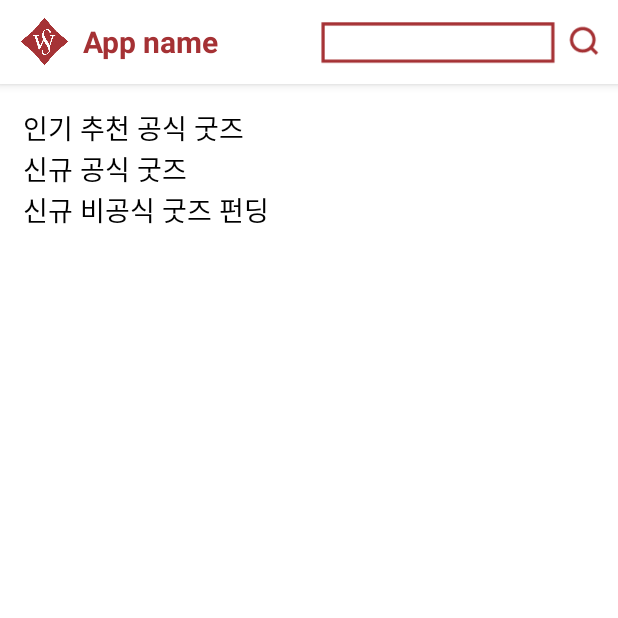
After one commit to revelvu/SwuGiftShop, an Android app: the HomeActivity screen opened directly, with no data from a screen before it, on a phone screen of 412 x 824 dp, the top half of it. The commit adds this screen. Run offline under Robolectric (Android 15) with nearby library versions, the phone set to English and light mode, and no system bars.

Commit message:
home
home

```diff
--- a/app/build.gradle
+++ b/app/build.gradle
@@ -21,6 +21,13 @@ android {
             proguardFiles getDefaultProguardFile('proguard-android-optimize.txt'), 'proguard-rules.pro'
         }
     }
+    compileOptions {
+        sourceCompatibility JavaVersion.VERSION_1_8
+        targetCompatibility JavaVersion.VERSION_1_8
+    }
+    kotlinOptions {
+        jvmTarget = '1.8'
+    }
 }
 
 dependencies {
@@ -29,8 +36,22 @@ dependencies {
     implementation 'androidx.core:core-ktx:1.3.1'
     implementation 'androidx.appcompat:appcompat:1.1.0'
     implementation 'androidx.constraintlayout:constraintlayout:1.1.3'
+    implementation 'com.google.android.material:material:1.2.0'
+    implementation 'androidx.navigation:navigation-fragment:2.1.0'
+    implementation 'androidx.navigation:navigation-ui:2.1.0'
+    implementation 'androidx.lifecycle:lifecycle-extensions:2.2.0'
+    implementation 'androidx.navigation:navigation-fragment-ktx:2.1.0'
+    implementation 'androidx.navigation:navigation-ui-ktx:2.1.0'
     testImplementation 'junit:junit:4.12'
     androidTestImplementation 'androidx.test.ext:junit:1.1.1'
     androidTestImplementation 'androidx.test.espresso:espresso-core:3.2.0'
 
+    // top Tool bar
+    implementation 'com.android.support:appcompat-v7:26.1.0'
+
+    // bottom Navigation bar
+    implementation 'com.fxn769:ariana:1.0'
+
+
+
 }
--- a/app/src/main/AndroidManifest.xml
+++ b/app/src/main/AndroidManifest.xml
@@ -9,15 +9,18 @@
         android:roundIcon="@mipmap/ic_launcher_round"
         android:supportsRtl="true"
         android:theme="@style/AppTheme">
-        <activity android:name=".RegisterActivity"/>
-        <activity android:name=".LogInActivity" >
+        <activity
+            android:name=".HomeActivity"
+            android:label="@string/title_activity_home"></activity>
+        <activity android:name=".RegisterActivity" />
+        <activity android:name=".LogInActivity">
             <intent-filter>
                 <action android:name="android.intent.action.MAIN" />
 
                 <category android:name="android.intent.category.LAUNCHER" />
             </intent-filter>
         </activity>
-        <activity android:name=".MainActivity"/>
+        <activity android:name=".MainActivity" />
     </application>
 
 </manifest>
--- /dev/null
+++ b/app/src/main/java/com/swu/swugiftshop/HomeActivity.kt
@@ -0,0 +1,11 @@
+package com.swu.swugiftshop
+
+import androidx.appcompat.app.AppCompatActivity
+import android.os.Bundle
+
+class HomeActivity : AppCompatActivity() {
+    override fun onCreate(savedInstanceState: Bundle?) {
+        super.onCreate(savedInstanceState)
+        setContentView(R.layout.activity_home)
+    }
+}
--- a/app/src/main/java/com/swu/swugiftshop/LogInActivity.kt
+++ b/app/src/main/java/com/swu/swugiftshop/LogInActivity.kt
@@ -14,5 +14,10 @@ class LogInActivity : AppCompatActivity() {
             val registerIntent = Intent(this, RegisterActivity::class.java)
             startActivity(registerIntent)
         }
+
+        loginBtn.setOnClickListener {
+            val homeIntent = Intent(this, HomeActivity::class.java)
+            startActivity(homeIntent)
+        }
     }
 }
--- /dev/null
+++ b/app/src/main/res/layout/activity_home.xml
@@ -0,0 +1,86 @@
+<?xml version="1.0" encoding="utf-8"?>
+<ScrollView xmlns:android="http://schemas.android.com/apk/res/android"
+    xmlns:app="http://schemas.android.com/apk/res-auto"
+    xmlns:tools="http://schemas.android.com/tools"
+    android:layout_width="match_parent"
+    android:layout_height="match_parent"
+    android:background="#ffffff"
+    tools:context=".HomeActivity">
+
+    <LinearLayout
+        android:layout_width="match_parent"
+        android:layout_height="match_parent"
+        android:orientation="vertical">
+
+        <androidx.appcompat.widget.Toolbar
+            android:id="@+id/my_toolbar"
+            app:contentInsetLeft="0dp"
+            app:contentInsetStart="0dp"
+            android:layout_width="match_parent"
+            android:layout_height="?attr/actionBarSize"
+            android:background="#ffffff"
+            android:elevation="4dp"
+            android:theme="@style/ThemeOverlay.AppCompat.ActionBar"
+            app:popupTheme="@style/ThemeOverlay.AppCompat.Light">
+
+            <ImageView
+                android:layout_width="35dp"
+                android:layout_height="35dp"
+                android:layout_marginLeft="12dp"
+                android:src="@drawable/swuSymbol"/>
+
+            <TextView
+                android:layout_width="wrap_content"
+                android:layout_height="wrap_content"
+                android:layout_marginLeft="8dp"
+                android:textSize="20dp"
+                android:textColor="@color/swuColor"
+                android:textStyle="bold"
+                android:text="App name" />
+
+            <ImageView
+                android:layout_width="190dp"
+                android:layout_height="40dp"
+                android:layout_marginLeft="65dp"
+                android:src="@drawable/search"/>
+
+        </androidx.appcompat.widget.Toolbar>
+
+        <LinearLayout
+            android:layout_width="match_parent"
+            android:layout_height="match_parent"
+            android:orientation="vertical"
+            android:layout_margin="15dp">
+
+
+            <ImageView
+                android:layout_width="match_parent"
+                android:layout_height="wrap_content"/>
+
+            <TextView
+                android:layout_width="wrap_content"
+                android:layout_height="wrap_content"
+                android:textSize="18dp"
+                android:textColor="#000000"
+                android:text="인기 추천 공식 굿즈"/>
+
+            <TextView
+                android:layout_width="wrap_content"
+                android:layout_height="wrap_content"
+                android:textSize="18dp"
+                android:textColor="#000000"
+                android:text="신규 공식 굿즈"/>
+
+            <TextView
+                android:layout_width="wrap_content"
+                android:layout_height="wrap_content"
+                android:textSize="18dp"
+                android:textColor="#000000"
+                android:text="신규 비공식 굿즈 펀딩"/>
+
+        </LinearLayout>
+
+
+    </LinearLayout>
+
+</ScrollView>
--- a/app/src/main/res/values/strings.xml
+++ b/app/src/main/res/values/strings.xml
@@ -1,3 +1,7 @@
 <resources>
     <string name="app_name">SwuGiftShop</string>
+    <string name="title_activity_home">MainActivity</string>
+    <string name="title_home">Home</string>
+    <string name="title_dashboard">Dashboard</string>
+    <string name="title_notifications">Notifications</string>
 </resources>
--- a/app/src/main/res/values/styles.xml
+++ b/app/src/main/res/values/styles.xml
@@ -5,6 +5,7 @@
         <item name="colorPrimary">@color/colorPrimary</item>
         <item name="colorPrimaryDark">@color/colorPrimaryDark</item>
         <item name="colorAccent">@color/colorAccent</item>
+        <item name="windowNoTitle">true</item>
     </style>
 
 </resources>
```
Also changed, not shown: app/src/main/res/drawable-v24/search.png (added), app/src/main/res/drawable-v24/swuSymbol.png (added).
